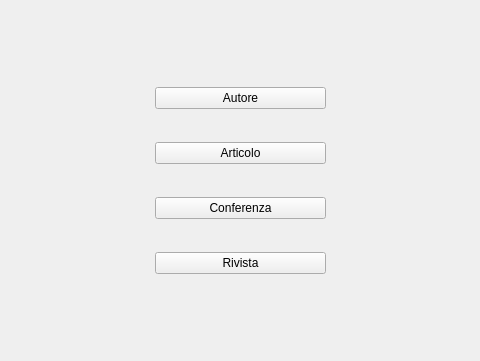
Qt form Progetto/mainwindow.ui (marcovirgillo/ProgettoPO) before a commit; both pictures show x 265 to 745 and y 130 to 491 of the 1024 by 768 pixel window.
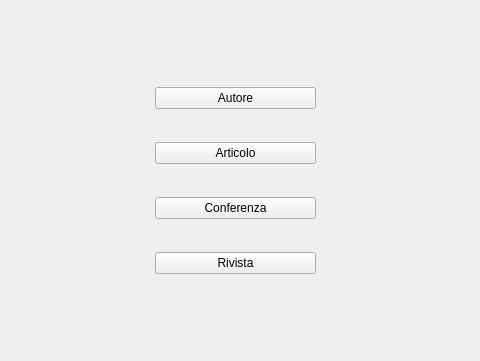
The same form after that commit.

Patch:
```diff
--- a/Progetto/mainwindow.ui
+++ b/Progetto/mainwindow.ui
@@ -32,7 +32,7 @@
        <rect>
         <x>420</x>
         <y>190</y>
-        <width>171</width>
+        <width>161</width>
         <height>241</height>
        </rect>
       </property>
```
